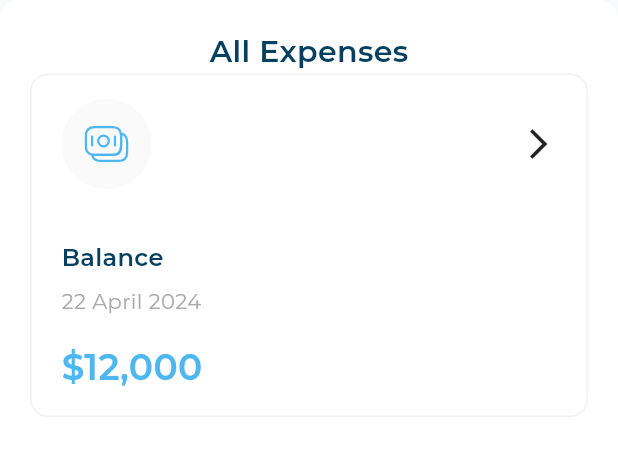
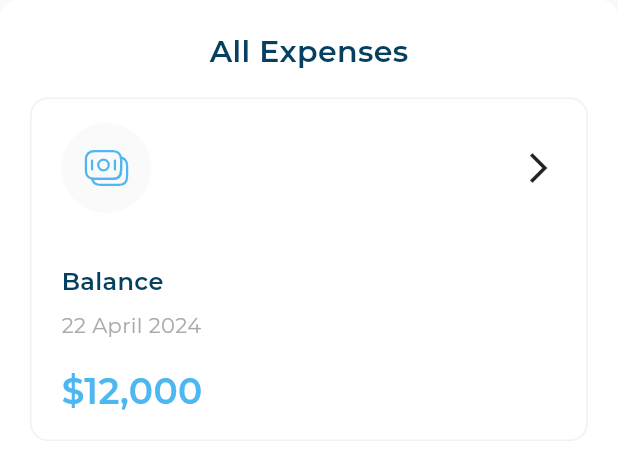
Before and after one commit to HazimNabil/admin-dash-board, a Flutter app: the AllExpenses widget shown alone on an empty page, opened directly, on a phone screen of 412 x 824 dp. Shown: the top 449 px of the screen. Run offline on Flutter 3.47's test engine with Material 3 defaults, Android fonts, the phone set to English and light mode, and no system bars; our stand-ins replace flutter_svg, google_fonts.

Commit message:
Add space between all expenses header and expense item

```diff
--- a/lib/widgets/all_expenses.dart
+++ b/lib/widgets/all_expenses.dart
@@ -2,7 +2,6 @@ import 'package:dash_board/models/expense_item_model.dart';
 import 'package:dash_board/utils/images.dart';
 import 'package:dash_board/widgets/all_expenses_header.dart';
 import 'package:flutter/material.dart';
-import 'package:flutter/widgets.dart';
 
 import 'expense_item.dart';
 
@@ -20,6 +19,7 @@ class AllExpenses extends StatelessWidget {
       child: Column(
         children: [
           const AllExpensesHeader(),
+          const SizedBox(height: 16),
           ExpenseItem(
             itemModel: ExpenseItemModel(
               icon: Images.imagesBalance,
```
